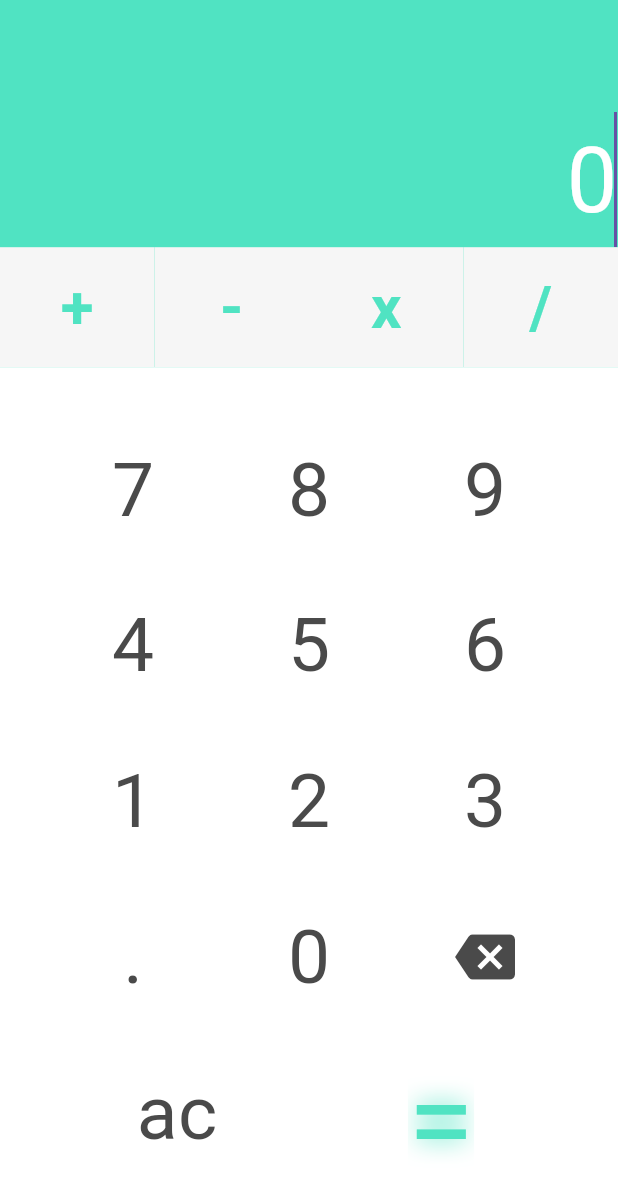
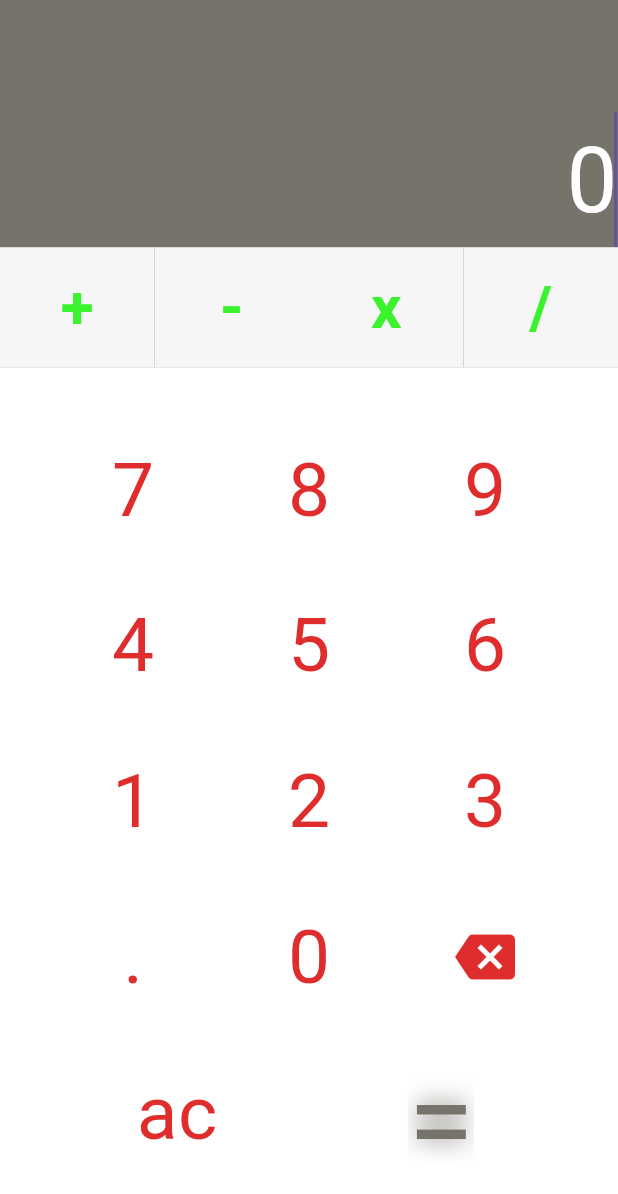
Before and after one commit to Raviteja582/Calculator-App, a Flutter app: the screen it shows after launch, on a phone screen of 412 x 824 dp. Shown: the top 1194 px of the screen. Run offline on Flutter 3.47's test engine with Material 3 defaults, Android fonts, the phone set to English and light mode, and no system bars; Roboto replaces fonts that are missing (Avenir).

Commit message:
fixing bugs and colors

```diff
--- a/lib/main.dart
+++ b/lib/main.dart
@@ -1,5 +1,3 @@
-import 'dart:ffi';
-
 import 'package:flutter/material.dart';
 
 void main() {
@@ -11,8 +9,8 @@ void main() {
 typedef ActionCallBack = void Function(Key key);
 typedef KeyCallBack = void Function(Key key);
 
-const Color primaryColor = Color(0xff50E3C2);
-const Color keypadColor = Color(0xff4A4A4A);
+const Color primaryColor = Color(0xFF76736A);
+const Color keypadColor = Color.fromARGB(255, 223, 44, 44);
 
 class MyApp extends StatefulWidget {
   const MyApp({super.key});
@@ -364,9 +362,9 @@ class _MyAppState extends State<MyApp> {
 }
 
 class OperatorButton extends StatelessWidget {
-  final Color defaultBackground = Colors.transparent;
-  final Color defaultForeground = primaryColor;
-  final Color changedBackground = primaryColor;
+  final Color defaultBackground = const Color.fromARGB(0, 77, 173, 66);
+  final Color defaultForeground = const Color.fromRGBO(58, 243, 44, 1);
+  final Color changedBackground = const Color.fromRGBO(160, 230, 228, 1);
   final Color changedForeground = Colors.white;
 
   final String actionName;
```
